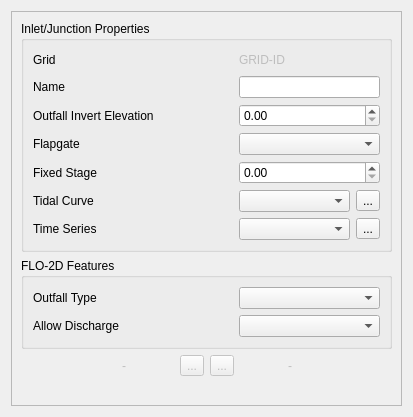
First picture: the form in flo2d/ui/outlet_attributes.ui, repository FLO-2DSoftware/qgis-flo-2d-plugin, before the edit.
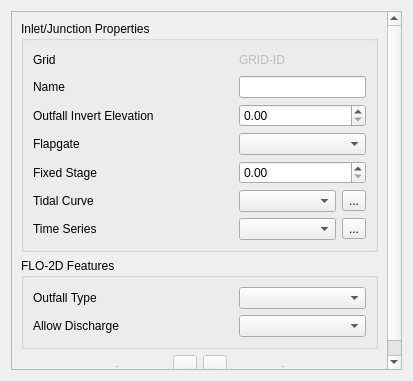
Second picture: the form after the edit. Icons and pictures are not drawn.

Patch:
```diff
--- a/flo2d/ui/outlet_attributes.ui
+++ b/flo2d/ui/outlet_attributes.ui
@@ -7,7 +7,7 @@
     <x>0</x>
     <y>0</y>
     <width>413</width>
-    <height>417</height>
+    <height>381</height>
    </rect>
   </property>
   <property name="windowTitle">
@@ -25,7 +25,7 @@
         <x>0</x>
         <y>0</y>
         <width>393</width>
-        <height>397</height>
+        <height>361</height>
        </rect>
       </property>
       <layout class="QGridLayout" name="gridLayout_5">
```
